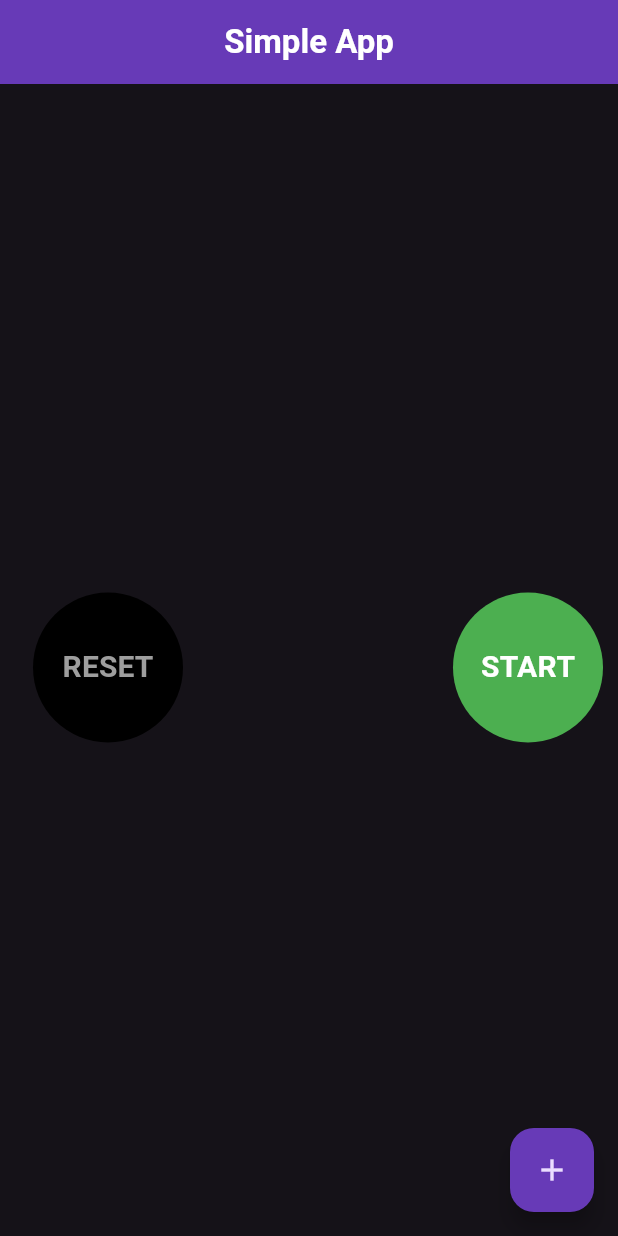
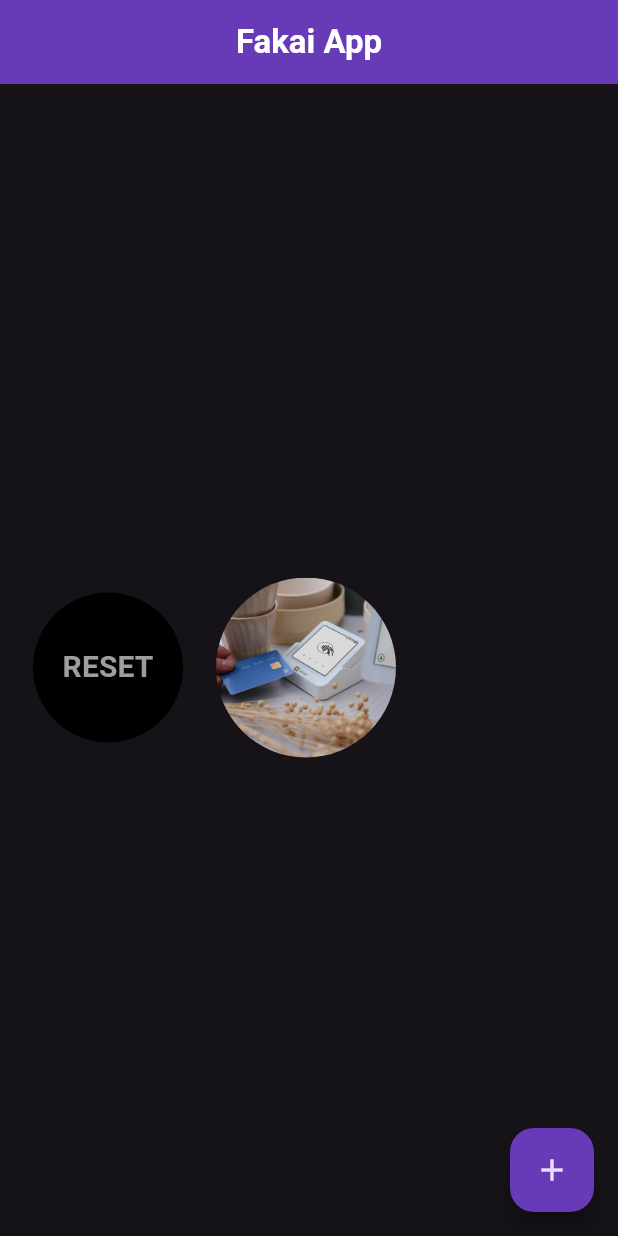
Before and after one commit to Emekaony/Demo-flutter-App, a Flutter app: the screen it shows after launch, on a phone screen of 412 x 824 dp. Run offline on Flutter 3.47's test engine with Material 3 defaults, Android fonts, the phone set to English and light mode, and no system bars.

Commit message:
Used BoxFit.cover to achive perfectly rounded images with little bit of cropping to it
Also made sure to use same height and width to avoid oval look

```diff
--- a/lib/main.dart
+++ b/lib/main.dart
@@ -1,5 +1,3 @@
-import "dart:developer";
-
 import "package:flutter/material.dart";
 
 void main() {
@@ -34,7 +32,7 @@ class MyApp extends StatelessWidget {
         ),
         appBar: AppBar(
           title: Text(
-            "Simple App",
+            "Fakai App",
             style: TextStyle(color: Colors.white, fontWeight: FontWeight.bold),
           ),
           // backgroundColor: Colors.black,
@@ -65,25 +63,14 @@ class MyApp extends StatelessWidget {
                     ),
                   ),
                 ),
-                Spacer(),
-                InkWell(
-                  splashColor: Colors.white,
-                  child: Container(
-                    alignment: Alignment.center,
-                    width: 100,
-                    height: 100,
-                    decoration: BoxDecoration(
-                      color: isRunning ? Colors.red : Colors.green,
-                      borderRadius: BorderRadius.circular(50),
-                    ),
-                    child: Text(
-                      isRunning ? "STOP" : "START",
-                      style: TextStyle(
-                        fontSize: 20,
-                        color: Colors.white,
-                        fontWeight: FontWeight.bold,
-                      ),
-                    ),
+
+                SizedBox(width: 10),
+                ClipOval(
+                  child: Image.asset(
+                    'assets/images/image_one.jpg',
+                    width: 120,
+                    height: 120,
+                    fit: BoxFit.cover, // ensures it fills the oval
                   ),
                 ),
               ],
```
Also changed, not shown: pubspec.yaml (+3 -5 lines), assets/images/image_one.jpg (added).
